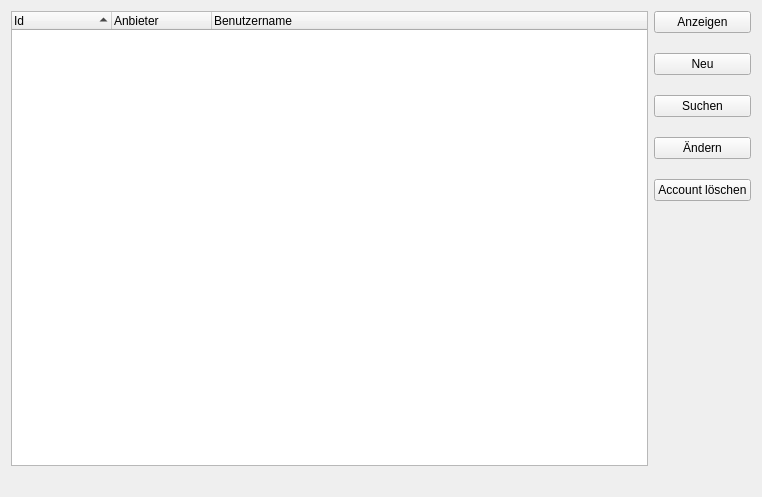
First picture: the form in accountliste.ui, repository Kri-7-q/PWMangerUI, before the edit.
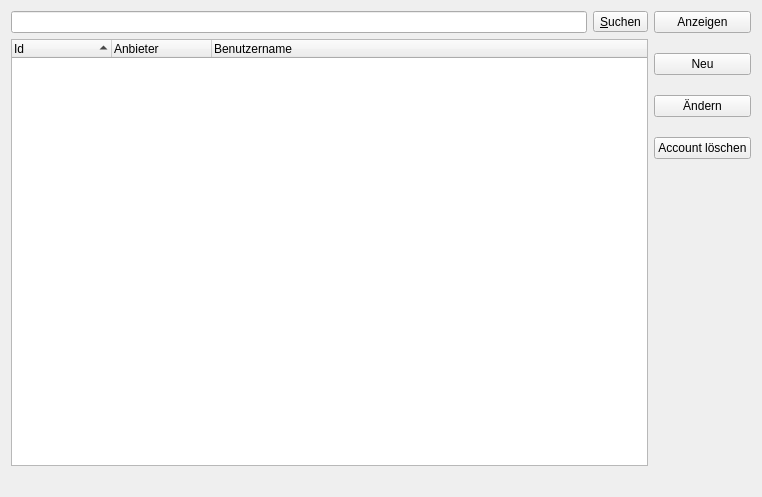
Second picture: the form after the edit.

```diff
--- a/accountliste.ui
+++ b/accountliste.ui
@@ -22,6 +22,23 @@
   <layout class="QHBoxLayout" name="horizontalLayout">
    <item>
     <layout class="QVBoxLayout" name="verticalLayout_2">
+     <item>
+      <layout class="QHBoxLayout" name="horizontalLayout_2">
+       <property name="topMargin">
+        <number>0</number>
+       </property>
+       <item>
+        <widget class="QLineEdit" name="edSearch"/>
+       </item>
+       <item>
+        <widget class="QToolButton" name="tbStartSearch">
+         <property name="text">
+          <string>&amp;Suchen</string>
+         </property>
+        </widget>
+       </item>
+      </layout>
+     </item>
      <item>
       <widget class="QTreeWidget" name="twAccountList">
        <property name="palette">
@@ -114,13 +131,6 @@
        </property>
       </widget>
      </item>
-     <item>
-      <widget class="QPushButton" name="btnSearch">
-       <property name="text">
-        <string>Suchen</string>
-       </property>
-      </widget>
-     </item>
      <item>
       <widget class="QPushButton" name="btnModify">
        <property name="text">
```
